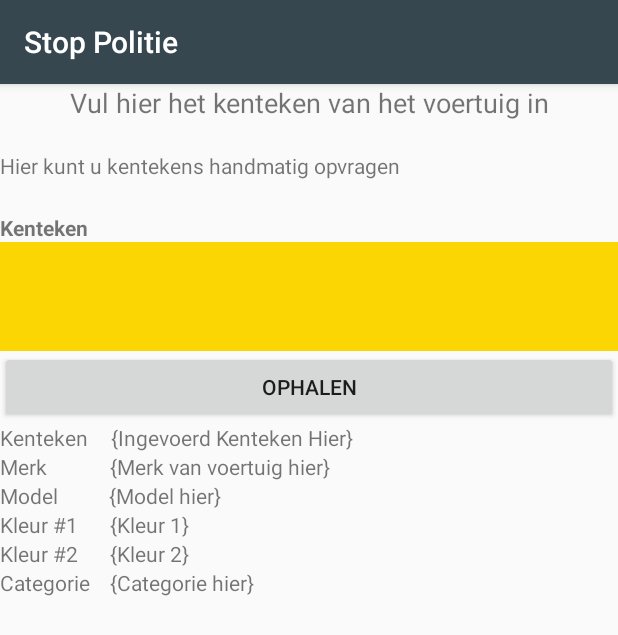
After one commit to raoulcornelissen/androidprojectschool, an Android app: the GetKentekenActivity screen opened directly, with no data from a screen before it, on a phone screen of 412 x 824 dp. The commit adds this screen. Shown: the top 635 px of the screen. Run offline under Robolectric (Android 15) with nearby library versions, the phone set to English and light mode, and no system bars.

Commit message:
Opmaak voor eerste GetKentekenActivty Gemaakt

```diff
--- a/app/src/main/AndroidManifest.xml
+++ b/app/src/main/AndroidManifest.xml
@@ -24,6 +24,9 @@
         <activity android:name=".ContactActivity"
             android:label="@string/app_name">
         </activity>
+        <activity android:name=".GetKentekenActivity"
+            android:label="@string/app_name">
+        </activity>
     </application>
 
 </manifest>
--- /dev/null
+++ b/app/src/main/java/com/congreats/stoppolitie/GetKentekenActivity.java
@@ -0,0 +1,21 @@
+package com.congreats.stoppolitie;
+
+import android.os.Bundle;
+import android.support.v7.app.AppCompatActivity;
+import android.text.InputFilter;
+import android.view.View;
+import android.widget.EditText;
+
+/**
+ * Created by raoul on 10-10-2016.
+ */
+
+public class GetKentekenActivity extends AppCompatActivity {
+    @Override
+    protected void onCreate(Bundle savedInstanceState) {
+        super.onCreate(savedInstanceState);
+        setContentView(R.layout.getkenteken_activity);
+
+    }
+
+}
--- a/app/src/main/java/com/congreats/stoppolitie/MainActivity.java
+++ b/app/src/main/java/com/congreats/stoppolitie/MainActivity.java
@@ -5,6 +5,7 @@ import android.support.v7.app.AppCompatActivity;
 import android.os.Bundle;
 import android.view.Menu;
 import android.view.MenuItem;
+import android.view.View;
 
 public class MainActivity extends AppCompatActivity {
 
@@ -38,4 +39,8 @@ public class MainActivity extends AppCompatActivity {
                 return super.onOptionsItemSelected(item);
         }
     }
+    public void getOpvragen(View view){
+        Intent intent4 = new Intent(this, GetKentekenActivity.class);
+        startActivity(intent4);
+    }
 }
--- a/app/src/main/res/layout/activity_main.xml
+++ b/app/src/main/res/layout/activity_main.xml
@@ -29,7 +29,8 @@
         android:id="@+id/button2"
         android:layout_below="@+id/textView"
         android:layout_alignParentStart="true"
-        android:layout_alignParentEnd="true" />
+        android:layout_alignParentEnd="true"
+        android:onClick="getOpvragen"/>
 
     <Button
         android:text="@string/toevoegen"
--- a/app/src/main/res/layout/contact_activity.xml
+++ b/app/src/main/res/layout/contact_activity.xml
@@ -77,7 +77,9 @@
         android:inputType="textMultiLine"
         android:ems="10"
         android:id="@+id/editText2"
-        android:layout_weight="0.32" />
+        android:layout_weight="0.32"
+        android:gravity="top"
+        android:textAlignment="viewStart" />
 
     <Button
         android:text="@string/send_message_button"
--- /dev/null
+++ b/app/src/main/res/layout/getkenteken_activity.xml
@@ -0,0 +1,208 @@
+<?xml version="1.0" encoding="utf-8"?>
+<LinearLayout xmlns:android="http://schemas.android.com/apk/res/android"
+    android:orientation="vertical" android:layout_width="match_parent"
+    android:layout_height="match_parent"
+    android:weightSum="1">
+
+    <TextView
+        android:text="@string/opzoeken_intro"
+        android:layout_width="match_parent"
+        android:layout_height="wrap_content"
+        android:id="@+id/textView4"
+        android:layout_alignParentTop="true"
+        android:textSize="18sp"
+        android:fontFamily="sans-serif"
+        android:textAlignment="center" />
+
+    <TextView
+        android:text="@string/getkenteken_intro"
+        android:layout_width="wrap_content"
+        android:layout_height="wrap_content"
+        android:layout_below="@+id/textView4"
+        android:layout_alignParentStart="true"
+        android:layout_marginTop="20dp"
+        android:id="@+id/textView5"
+        android:layout_alignParentEnd="true" />
+
+    <TextView
+        android:text="@string/kenteken_text"
+        android:layout_width="wrap_content"
+        android:layout_height="wrap_content"
+        android:layout_below="@+id/textView5"
+        android:layout_alignParentStart="true"
+        android:layout_marginTop="22dp"
+        android:id="@+id/textView6"
+        android:layout_alignParentEnd="true"
+        android:textStyle="normal|bold" />
+
+    <EditText
+        android:layout_width="match_parent"
+        android:layout_height="wrap_content"
+        android:inputType="textCapCharacters"
+        android:ems="10"
+        android:id="@+id/kentekenbox"
+        android:layout_below="@+id/textView6"
+        android:layout_alignParentStart="true"
+        android:layout_alignBottom="@+id/button5"
+        android:background="@color/kentekenyellow"
+        android:layout_weight="0.07"
+        android:typeface="normal"
+        android:textSize="30sp"
+        android:textAllCaps="true"
+        android:textStyle="normal|bold"
+        android:textAlignment="center"/>
+
+    <Button
+        android:text="@string/opzoeken_knop"
+        android:layout_width="match_parent"
+        android:layout_height="wrap_content"
+        android:id="@+id/button5"
+        android:onClick="getsearch"
+        android:layout_below="@+id/textView6"
+        android:layout_alignParentStart="true"
+        android:layout_marginTop="0dp" />
+    <!-- Kenteken Gegevens -->
+    <!-- Kenteken Rij -->
+    <LinearLayout
+        android:layout_width="match_parent"
+        android:layout_height="wrap_content"
+        android:orientation="horizontal">
+
+        <TextView
+            android:text="@string/kenteken_text"
+            android:layout_width="wrap_content"
+            android:layout_height="wrap_content"
+            android:layout_alignParentStart="true"
+            android:id="@+id/textView12"
+            android:layout_alignTop="@+id/textView6"
+            android:gravity="left"/>
+
+        <TextView
+            android:text="{Ingevoerd Kenteken Hier}"
+            android:layout_width="match_parent"
+            android:layout_height="wrap_content"
+            android:id="@+id/kentekentextfield"
+            android:layout_marginLeft="15dp"
+            android:layout_weight="0.13" />
+    </LinearLayout>
+    <!-- Merk Rij -->
+    <LinearLayout
+        android:layout_width="match_parent"
+        android:layout_height="wrap_content"
+        android:orientation="horizontal">
+
+        <TextView
+            android:text="@string/merk_text"
+            android:layout_width="wrap_content"
+            android:layout_height="wrap_content"
+            android:layout_alignParentStart="true"
+            android:id="@+id/textView13"
+            android:layout_alignTop="@+id/textView6"
+            android:gravity="left"/>
+
+        <TextView
+            android:text="{Merk van voertuig hier}"
+            android:layout_width="match_parent"
+            android:layout_height="wrap_content"
+            android:id="@+id/merktext"
+            android:layout_marginLeft="42dp"
+            android:layout_weight="0.13"
+            />
+    </LinearLayout>
+    <!-- Model Rij -->
+    <LinearLayout
+        android:layout_width="match_parent"
+        android:layout_height="wrap_content"
+        android:orientation="horizontal">
+
+        <TextView
+            android:text="@string/model_text"
+            android:layout_width="wrap_content"
+            android:layout_height="wrap_content"
+            android:layout_alignParentStart="true"
+            android:id="@+id/textView14"
+            android:layout_alignTop="@+id/textView6"
+            android:gravity="left"/>
+
+        <TextView
+            android:text="{Model hier}"
+            android:layout_width="match_parent"
+            android:layout_height="wrap_content"
+            android:id="@+id/modeltext"
+            android:layout_marginLeft="34dp"
+            android:layout_weight="0.13"
+            />
+    </LinearLayout>
+    <!-- Eerste kleur Rij -->
+    <LinearLayout
+        android:layout_width="match_parent"
+        android:layout_height="wrap_content"
+        android:orientation="horizontal">
+
+        <TextView
+            android:text="@string/eerstekleur_text"
+            android:layout_width="wrap_content"
+            android:layout_height="wrap_content"
+            android:layout_alignParentStart="true"
+            android:id="@+id/textView15"
+            android:layout_alignTop="@+id/textView6"
+            android:gravity="left"/>
+
+        <TextView
+            android:text="{Kleur 1}"
+            android:layout_width="match_parent"
+            android:layout_height="wrap_content"
+            android:id="@+id/eerstekleur"
+            android:layout_marginLeft="21dp"
+            android:layout_weight="0.13"
+            />
+    </LinearLayout>
+    <!-- Tweede kleur Rij -->
+    <LinearLayout
+        android:layout_width="match_parent"
+        android:layout_height="wrap_content"
+        android:orientation="horizontal">
+
+        <TextView
+            android:text="@string/tweedekleur"
+            android:layout_width="wrap_content"
+            android:layout_height="wrap_content"
+            android:layout_alignParentStart="true"
+            android:id="@+id/textView16"
+            android:layout_alignTop="@+id/textView6"
+            android:gravity="left"/>
+
+        <TextView
+            android:text="{Kleur 2}"
+            android:layout_width="match_parent"
+            android:layout_height="wrap_content"
+            android:id="@+id/tweedekleur"
+            android:layout_marginLeft="21dp"
+            android:layout_weight="0.13"
+            />
+    </LinearLayout>
+    <!-- Categorie Rij -->
+    <LinearLayout
+        android:layout_width="match_parent"
+        android:layout_height="wrap_content"
+        android:orientation="horizontal">
+
+        <TextView
+            android:text="@string/category"
+            android:layout_width="wrap_content"
+            android:layout_height="wrap_content"
+            android:layout_alignParentStart="true"
+            android:id="@+id/textView17"
+            android:layout_alignTop="@+id/textView6"
+            android:gravity="left"/>
+
+        <TextView
+            android:text="{Categorie hier}"
+            android:layout_width="match_parent"
+            android:layout_height="wrap_content"
+            android:id="@+id/category"
+            android:layout_marginLeft="13dp"
+            android:layout_weight="0.13"
+            />
+    </LinearLayout>
+</LinearLayout>
--- a/app/src/main/res/values/colors.xml
+++ b/app/src/main/res/values/colors.xml
@@ -6,4 +6,7 @@
     <!-- Grey Colors -->
     <color name="greylight">#546E7A</color>
     <color name="greylighter">#78909C</color>
+    <!-- Kenteken Kleuren -->
+    <color name="kentekenyellow">#FBD603</color>
+    <color name="kentekenblack">#000000</color>
 </resources>
--- a/app/src/main/res/values/strings.xml
+++ b/app/src/main/res/values/strings.xml
@@ -7,8 +7,10 @@
     <string name="contact">Contact</string>
     <!-- Alles voor opvragen -->
     <string name="opzoeken">Opvragen</string> <!-- MainActivity Button -->
-        <string name="opzoeken_intro">Vul kenteken in</string>
         <string name="opzoeken_knop">Ophalen</string> <!-- OpvragenActivity Button -->
+            <!-- GetKentekenActivity -->
+            <string name="opzoeken_title">Kenteken opvragen</string>
+            <string name="getkenteken_intro">Hier kunt u kentekens handmatig opvragen</string>
         <!-- Catergory Strings -->
             <string name="kenteken_text">Kenteken</string>
             <string name="merk_text">Merk</string>
@@ -60,6 +62,8 @@
         <string name="send_message_button">Verstuur</string>
 
 
+
     <!-- Copyright -->
     <string name="copyrighttext">© 2016 door Congreats</string>
+    <string name="opzoeken_intro">Vul hier het kenteken van het voertuig in</string>
 </resources>
```
Also changed, not shown: 2 other files.
